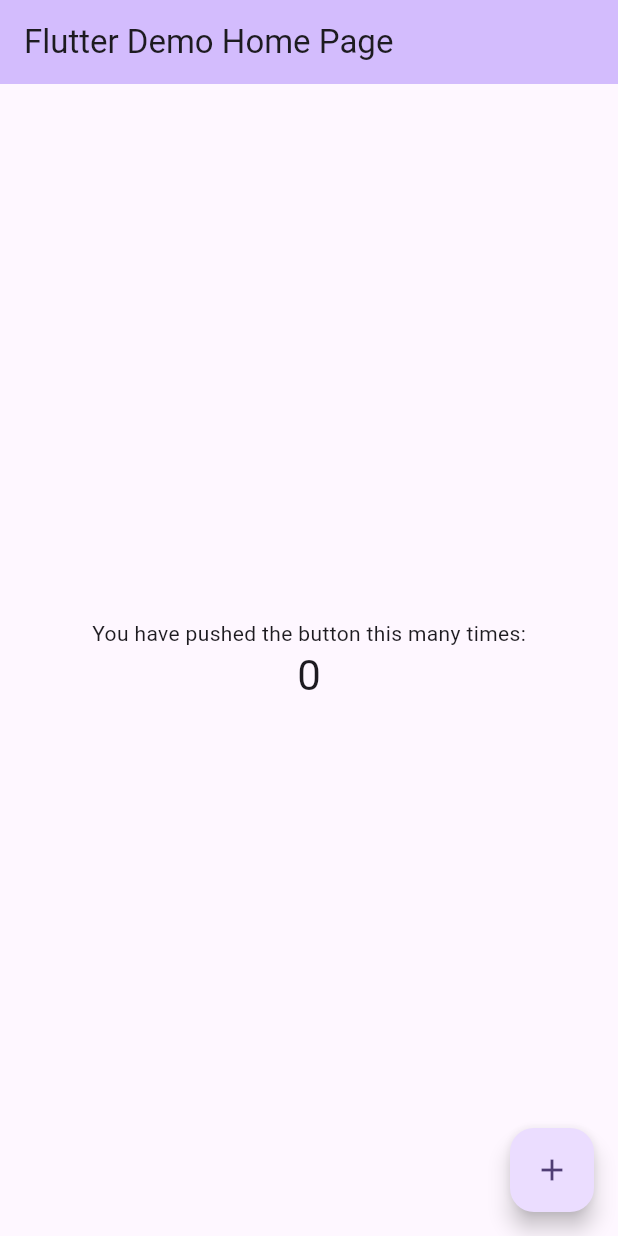
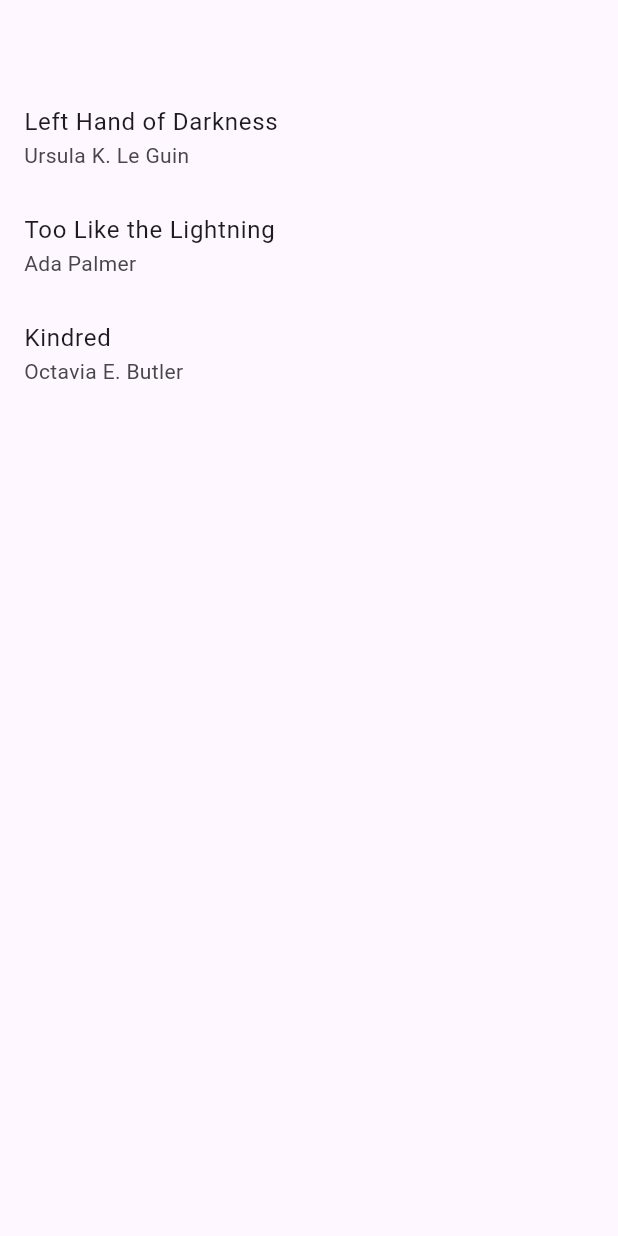
Before and after one commit to gazialankus/nav_test, a Flutter app: the screen it shows after launch, on a phone screen of 412 x 824 dp. Run offline on Flutter 3.47's test engine with Material 3 defaults, Android fonts, the phone set to English and light mode, and no system bars.

Commit message:
compiiles and runs

```diff
--- a/lib/main.dart
+++ b/lib/main.dart
@@ -1,125 +1,256 @@
 import 'package:flutter/material.dart';
 
 void main() {
-  runApp(const MyApp());
+  runApp(BooksApp());
 }
 
-class MyApp extends StatelessWidget {
-  const MyApp({super.key});
+class Book {
+  final String title;
+  final String author;
 
-  // This widget is the root of your application.
+  Book(this.title, this.author);
+}
+
+class BooksApp extends StatefulWidget {
+  @override
+  State<StatefulWidget> createState() => _BooksAppState();
+}
+
+class _BooksAppState extends State<BooksApp> {
+  BookRouterDelegate _routerDelegate = BookRouterDelegate();
+  BookRouteInformationParser _routeInformationParser =
+  BookRouteInformationParser();
+
   @override
   Widget build(BuildContext context) {
-    return MaterialApp(
-      title: 'Flutter Demo',
-      theme: ThemeData(
-        // This is the theme of your application.
-        //
-        // TRY THIS: Try running your application with "flutter run". You'll see
-        // the application has a purple toolbar. Then, without quitting the app,
-        // try changing the seedColor in the colorScheme below to Colors.green
-        // and then invoke "hot reload" (save your changes or press the "hot
-        // reload" button in a Flutter-supported IDE, or press "r" if you used
-        // the command line to start the app).
-        //
-        // Notice that the counter didn't reset back to zero; the application
-        // state is not lost during the reload. To reset the state, use hot
-        // restart instead.
-        //
-        // This works for code too, not just values: Most code changes can be
-        // tested with just a hot reload.
-        colorScheme: ColorScheme.fromSeed(seedColor: Colors.deepPurple),
-        useMaterial3: true,
-      ),
-      home: const MyHomePage(title: 'Flutter Demo Home Page'),
+    return MaterialApp.router(
+      title: 'Books App',
+      routerDelegate: _routerDelegate,
+      routeInformationParser: _routeInformationParser,
     );
   }
 }
 
-class MyHomePage extends StatefulWidget {
-  const MyHomePage({super.key, required this.title});
+class BookRouteInformationParser extends RouteInformationParser<BookRoutePath> {
+  @override
+  Future<BookRoutePath> parseRouteInformation(
+      RouteInformation routeInformation) async {
+    final uri = Uri.parse(routeInformation.location);
+    // Handle '/'
+    if (uri.pathSegments.length == 0) {
+      return BookRoutePath.home();
+    }
 
-  // This widget is the home page of your application. It is stateful, meaning
-  // that it has a State object (defined below) that contains fields that affect
-  // how it looks.
+    // Handle '/book/:id'
+    if (uri.pathSegments.length == 2) {
+      if (uri.pathSegments[0] != 'book') return BookRoutePath.unknown();
+      var remaining = uri.pathSegments[1];
+      var id = int.tryParse(remaining);
+      if (id == null) return BookRoutePath.unknown();
+      return BookRoutePath.details(id);
+    }
 
-  // This class is the configuration for the state. It holds the values (in this
-  // case the title) provided by the parent (in this case the App widget) and
-  // used by the build method of the State. Fields in a Widget subclass are
-  // always marked "final".
-
-  final String title;
+    // Handle unknown routes
+    return BookRoutePath.unknown();
+  }
 
   @override
-  State<MyHomePage> createState() => _MyHomePageState();
+  RouteInformation? restoreRouteInformation(BookRoutePath path) {
+    if (path.isUnknown) {
+      return RouteInformation(location: '/404');
+    }
+    if (path.isHomePage) {
+      return RouteInformation(location: '/');
+    }
+    if (path.isDetailsPage) {
+      return RouteInformation(location: '/book/${path.id}');
+    }
+    return null;
+  }
 }
 
-class _MyHomePageState extends State<MyHomePage> {
-  int _counter = 0;
+class BookRouterDelegate extends RouterDelegate<BookRoutePath>
+    with ChangeNotifier, PopNavigatorRouterDelegateMixin<BookRoutePath> {
+  final GlobalKey<NavigatorState> navigatorKey;
 
-  void _incrementCounter() {
-    setState(() {
-      // This call to setState tells the Flutter framework that something has
-      // changed in this State, which causes it to rerun the build method below
-      // so that the display can reflect the updated values. If we changed
-      // _counter without calling setState(), then the build method would not be
-      // called again, and so nothing would appear to happen.
-      _counter++;
-    });
+  Book? _selectedBook;
+  bool show404 = false;
+
+  List<Book> books = [
+    Book('Left Hand of Darkness', 'Ursula K. Le Guin'),
+    Book('Too Like the Lightning', 'Ada Palmer'),
+    Book('Kindred', 'Octavia E. Butler'),
+  ];
+
+  BookRouterDelegate() : navigatorKey = GlobalKey<NavigatorState>();
+
+  BookRoutePath get currentConfiguration {
+    if (show404) {
+      return BookRoutePath.unknown();
+    }
+    return _selectedBook == null
+        ? BookRoutePath.home()
+        : BookRoutePath.details(books.indexOf(_selectedBook!));
   }
 
   @override
   Widget build(BuildContext context) {
-    // This method is rerun every time setState is called, for instance as done
-    // by the _incrementCounter method above.
-    //
-    // The Flutter framework has been optimized to make rerunning build methods
-    // fast, so that you can just rebuild anything that needs updating rather
-    // than having to individually change instances of widgets.
+    return Navigator(
+      key: navigatorKey,
+      pages: [
+        MaterialPage(
+          key: ValueKey('BooksListPage'),
+          child: BooksListScreen(
+            books: books,
+            onTapped: _handleBookTapped,
+          ),
+        ),
+        if (show404)
+          MaterialPage(key: ValueKey('UnknownPage'), child: UnknownScreen())
+        else if (_selectedBook != null)
+          BookDetailsPage(book: _selectedBook!)
+      ],
+      onPopPage: (route, result) {
+        if (!route.didPop(result)) {
+          return false;
+        }
+
+        // Update the list of pages by setting _selectedBook to null
+        _selectedBook = null;
+        show404 = false;
+        notifyListeners();
+
+        return true;
+      },
+    );
+  }
+
+  @override
+  Future<void> setNewRoutePath(BookRoutePath path) async {
+    if (path.isUnknown) {
+      _selectedBook = null;
+      show404 = true;
+      return;
+    }
+
+    if (path.isDetailsPage) {
+      if (path.id! < 0 || path.id! > books.length - 1) {
+        show404 = true;
+        return;
+      }
+
+      _selectedBook = books[path.id!];
+    } else {
+      _selectedBook = null;
+    }
+
+    show404 = false;
+  }
+
+  void _handleBookTapped(Book book) {
+    _selectedBook = book;
+    notifyListeners();
+  }
+}
+
+class BookDetailsPage extends Page {
+  final Book? book;
+
+  BookDetailsPage({
+    this.book,
+  }) : super(key: ValueKey(book));
+
+  Route createRoute(BuildContext context) {
+    return MaterialPageRoute(
+      settings: this,
+      builder: (BuildContext context) {
+        return BookDetailsScreen(book: book);
+      },
+    );
+  }
+}
+
+class BookRoutePath {
+  final int? id;
+  final bool isUnknown;
+
+  BookRoutePath.home()
+      : id = null,
+        isUnknown = false;
+
+  BookRoutePath.details(this.id) : isUnknown = false;
+
+  BookRoutePath.unknown()
+      : id = null,
+        isUnknown = true;
+
+  bool get isHomePage => id == null;
+
+  bool get isDetailsPage => id != null;
+}
+
+class BooksListScreen extends StatelessWidget {
+  final List<Book> books;
+  final ValueChanged<Book> onTapped;
+
+  BooksListScreen({
+    required this.books,
+    required this.onTapped,
+  });
+
+  @override
+  Widget build(BuildContext context) {
     return Scaffold(
-      appBar: AppBar(
-        // TRY THIS: Try changing the color here to a specific color (to
-        // Colors.amber, perhaps?) and trigger a hot reload to see the AppBar
-        // change color while the other colors stay the same.
-        backgroundColor: Theme.of(context).colorScheme.inversePrimary,
-        // Here we take the value from the MyHomePage object that was created by
-        // the App.build method, and use it to set our appbar title.
-        title: Text(widget.title),
+      appBar: AppBar(),
+      body: ListView(
+        children: [
+          for (var book in books)
+            ListTile(
+              title: Text(book.title),
+              subtitle: Text(book.author),
+              onTap: () => onTapped(book),
+            )
+        ],
       ),
-      body: Center(
-        // Center is a layout widget. It takes a single child and positions it
-        // in the middle of the parent.
+    );
+  }
+}
+
+class BookDetailsScreen extends StatelessWidget {
+  final Book? book;
+
+  BookDetailsScreen({
+    @required this.book,
+  });
+
+  @override
+  Widget build(BuildContext context) {
+    return Scaffold(
+      appBar: AppBar(),
+      body: Padding(
+        padding: const EdgeInsets.all(8.0),
         child: Column(
-          // Column is also a layout widget. It takes a list of children and
-          // arranges them vertically. By default, it sizes itself to fit its
-          // children horizontally, and tries to be as tall as its parent.
-          //
-          // Column has various properties to control how it sizes itself and
-          // how it positions its children. Here we use mainAxisAlignment to
-          // center the children vertically; the main axis here is the vertical
-          // axis because Columns are vertical (the cross axis would be
-          // horizontal).
-          //
-          // TRY THIS: Invoke "debug painting" (choose the "Toggle Debug Paint"
-          // action in the IDE, or press "p" in the console), to see the
-          // wireframe for each widget.
-          mainAxisAlignment: MainAxisAlignment.center,
-          children: <Widget>[
-            const Text(
-              'You have pushed the button this many times:',
-            ),
-            Text(
-              '$_counter',
-              style: Theme.of(context).textTheme.headlineMedium,
-            ),
+          crossAxisAlignment: CrossAxisAlignment.start,
+          children: [
+            if (book != null) ...[
+              Text(book!.title, style: Theme.of(context).textTheme.headlineMedium),
+              Text(book!.author, style: Theme.of(context).textTheme.headlineMedium),
+            ],
           ],
         ),
       ),
-      floatingActionButton: FloatingActionButton(
-        onPressed: _incrementCounter,
-        tooltip: 'Increment',
-        child: const Icon(Icons.add),
-      ), // This trailing comma makes auto-formatting nicer for build methods.
     );
   }
 }
+
+class UnknownScreen extends StatelessWidget {
+  @override
+  Widget build(BuildContext context) {
+    return Scaffold(
+      appBar: AppBar(),
+      body: Center(
+        child: Text('404!'),
+      ),
+    );
+  }
+}
```
